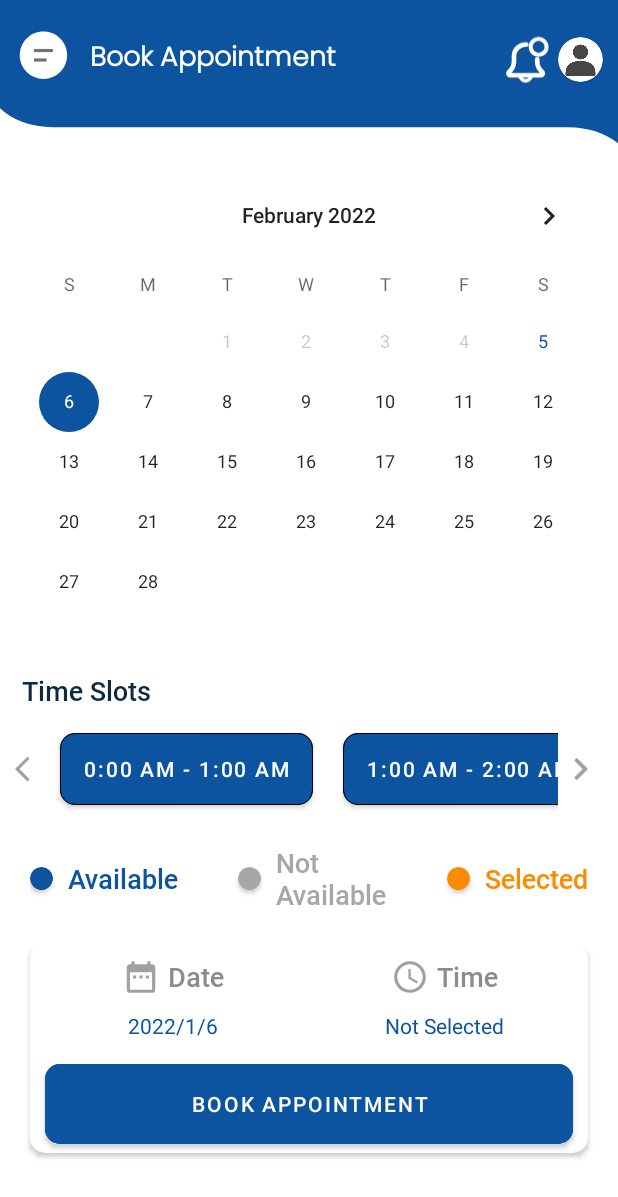
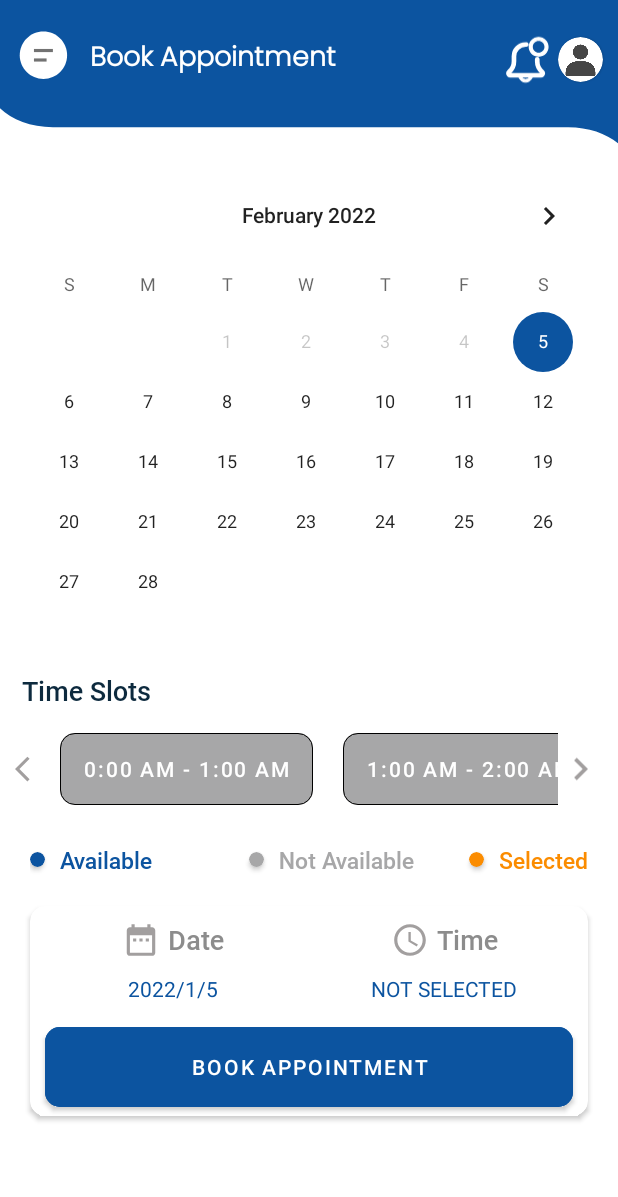
Before and after one commit to ShahzaibAli02/Krogerfit, an Android app: the BookAppointmentActivity screen opened directly, with no data from a screen before it, on a phone screen of 412 x 824 dp. Shown: the top 1197 px of the screen. Run offline under Robolectric (Android 15) with nearby library versions, the phone set to English and light mode, and no system bars; our stand-ins replace Firebase (no records; nobody signed in at launch, a user with empty details on screens opened directly), Picasso; libraries missing offline, so code that uses them is left out: com.github.ybq.android, com.vansuita.pickimage; 3 statements that could not run were skipped.

Commit message:
Bugs Fixed 1 : Outdate time select issue 2 : Same time multiple booking 3 : selected button color 4 : user now can see intials of others users who have booked on same time/date

```diff
--- a/app/src/main/AndroidManifest.xml
+++ b/app/src/main/AndroidManifest.xml
@@ -15,6 +15,9 @@
         android:roundIcon="@mipmap/ic_launcher_round"
         android:supportsRtl="true"
         android:theme="@style/Theme.KrögerFit">
+        <activity
+            android:name=".Activities.Client.AppointmentSuccessActivity"
+            android:exported="false" />
         <activity
             android:name=".Activities.ProfileActivity"
             android:exported="false" />
@@ -45,9 +48,11 @@
         <activity
             android:name=".MainActivity"
             android:exported="true" />
+
         <receiver
             android:name=".AlarmReceiver"
             android:enabled="true" />
+
         <provider
             android:name="androidx.core.content.FileProvider"
             android:authorities="${applicationId}.com.vansuita.pickimage.provider"
--- a/app/src/main/java/com/krger/krgerfit/Activities/Client/BookAppointment/BookAppointmentViewModel.kt
+++ b/app/src/main/java/com/krger/krgerfit/Activities/Client/BookAppointment/BookAppointmentViewModel.kt
@@ -17,6 +17,7 @@ import androidx.recyclerview.widget.RecyclerView
 import com.google.android.gms.tasks.Task
 import com.google.firebase.auth.FirebaseAuth
 import com.google.firebase.firestore.QuerySnapshot
+import com.krger.krgerfit.Activities.Client.AppointmentSuccessActivity
 import com.krger.krgerfit.Activities.Login.LoginActivity
 import com.krger.krgerfit.Activities.SplashActivity
 import com.krger.krgerfit.Adapters.TimeSlotAdapter
@@ -46,6 +47,7 @@ class BookAppointmentViewModel (private  val activity: Activity, private  val bi
     private     var dateSelected:String?=null
     private    var dateSelectedLong:Long=-1
 
+    val timeSlotAdapter:TimeSlotAdapter
     var  mDay=0
     var  mMonth=0
     var  mYear=0
@@ -57,7 +59,7 @@ class BookAppointmentViewModel (private  val activity: Activity, private  val bi
         horizontalLayoutManagaer=LinearLayoutManager(activity, RecyclerView.HORIZONTAL,false)
         binding.recyclerView.layoutManager=horizontalLayoutManagaer
 
-        binding.recyclerView.adapter=TimeSlotAdapter(timeSlots,activity,object :onItemSelectedListener{
+        timeSlotAdapter=TimeSlotAdapter(timeSlots,activity,this,object :onItemSelectedListener{
             override fun onItemSelected(view : View,position: Int)
             {
 
@@ -76,7 +78,8 @@ class BookAppointmentViewModel (private  val activity: Activity, private  val bi
 
         })
 
-        binding.calenderView.minDate=Calendar.getInstance().timeInMillis+86400000
+        binding.recyclerView.adapter=timeSlotAdapter
+        binding.calenderView.minDate=Calendar.getInstance().timeInMillis
         binding.calenderView.setOnDateChangeListener { calendarView, year, month, day ->
 
             mYear=year
@@ -85,7 +88,7 @@ class BookAppointmentViewModel (private  val activity: Activity, private  val bi
             setSelectedDate(year, month, day)
         }
         val calendar=Calendar.getInstance()
-        calendar.timeInMillis=Calendar.getInstance().timeInMillis+86400000
+        calendar.timeInMillis=Calendar.getInstance().timeInMillis
         mYear=calendar.get(Calendar.YEAR)
         mMonth=calendar.get(Calendar.MONTH)
         mDay=calendar.get(Calendar.DAY_OF_MONTH)
@@ -111,24 +114,32 @@ class BookAppointmentViewModel (private  val activity: Activity, private  val bi
 
     private fun updateAppointmentsList()
     {
-        clearCount()
+
+        timeSelected=-1;
+        binding.txtSelectedTime.text="NOT SELECTED"
         val progressDialog=Util.getProgressDialog(activity)
         DataBaseOperations.getAppointmentsAtDate(dateSelectedLong,object :onDataBaseResult<Task<QuerySnapshot>>
         {
             override fun onResult(task: mResult<Task<QuerySnapshot>>)
             {
+                clearCount()
                 progressDialog!!.dismiss()
                 if(task.getResult()!!.isSuccessful)
                 {
                     val snapshot=task.getResult()!!.result
                     for(document in snapshot!!.documents)
                     {
+
                         val appointment=document.toObject(Appointment::class.java)
-                        timeSlots[appointment!!.time].count++;
-
+                        if(appointment!!.uid==FirebaseAuth.getInstance().currentUser!!.uid)
+                        {
+                            timeSlots[appointment!!.time].available=false
+                        }
+                        timeSlots[appointment!!.time].count++
 
                     }
-                    binding.recyclerView.adapter!!.notifyDataSetChanged()
+                    timeSlotAdapter.update()
+
 
 
                 }
@@ -209,9 +220,14 @@ class BookAppointmentViewModel (private  val activity: Activity, private  val bi
                                     progressDialog?.dismiss()
                                     if(task.isSuccess)
                                     {
+
+                                        setAlarm()
+                                        val intent=Intent(activity,AppointmentSuccessActivity::class.java)
+                                        intent.putExtra(Constants.EXTRA_KEY_DATE,dateSelectedLong)
+                                        intent.putExtra(Constants.EXTRA_KEY_TIME,timeSelected)
+                                        activity.startActivity(intent)
                                         activity.finish()
-                                        setAlarm()
-                                        Util.showMessage(activity,"Appointment Created Successfully")
+                                        //Util.showMessage(activity,"Appointment Created Successfully")
                                     }
                                     else
                                     {
--- a/app/src/main/java/com/krger/krgerfit/Adapters/TimeSlotAdapter.kt
+++ b/app/src/main/java/com/krger/krgerfit/Adapters/TimeSlotAdapter.kt
@@ -5,15 +5,20 @@ import android.view.LayoutInflater
 import android.view.ViewGroup
 import androidx.annotation.NonNull
 import androidx.recyclerview.widget.RecyclerView
+import com.krger.krgerfit.Activities.Client.BookAppointment.BookAppointmentViewModel
 import com.krger.krgerfit.Interfaces.onItemSelectedListener
 import com.krger.krgerfit.Model.TimeSlot
 import com.krger.krgerfit.R
 import com.krger.krgerfit.databinding.LytTimeslotBinding
+import java.util.*
 
 
-class TimeSlotAdapter(val listData: MutableList<TimeSlot>, val context: Context,val onItemSelectedListener: onItemSelectedListener) : RecyclerView.Adapter<TimeSlotAdapter.ViewHolder>()
+class TimeSlotAdapter(val listData: MutableList<TimeSlot>, val context: Context,val viewModel: BookAppointmentViewModel,val onItemSelectedListener: onItemSelectedListener) : RecyclerView.Adapter<TimeSlotAdapter.ViewHolder>()
 {
 
+    val calender: Calendar=Calendar.getInstance()
+    var prevbtnSelected:com.google.android.material.button.MaterialButton?=null
+    var  selectedID=-1
     @NonNull
     override fun onCreateViewHolder(@NonNull viewGroup: ViewGroup, i: Int): ViewHolder {
         val binding: LytTimeslotBinding=LytTimeslotBinding.inflate(LayoutInflater.from(viewGroup.context), viewGroup, false)
@@ -26,22 +31,56 @@ class TimeSlotAdapter(val listData: MutableList<TimeSlot>, val context: Context,
 
         val timeSlot=listData[holder.adapterPosition]
 
-        if(timeSlot.count>=4)
+        var disabled=false
+        if(viewModel.mYear==calender.get(Calendar.YEAR) && viewModel.mMonth==calender.get(Calendar.MONDAY) && viewModel.mDay==calender.get(Calendar.DAY_OF_MONTH))
+        {
+            if(timeSlot.id<calender.get(Calendar.HOUR_OF_DAY))
+            {
+                disabled=true
+            }
+        }
+
+
+        if(timeSlot.count>=4 || disabled || !timeSlot.available)
         {
             holder.binding.btnTimeSlot.setBackgroundColor(context.resources.getColor(R.color.not_available))
-
             holder.binding.btnTimeSlot.isEnabled=false
+            disabled=true
         }
         else
         {
             holder.binding.btnTimeSlot.isEnabled=true
+            disabled=false
             holder.binding.btnTimeSlot.setBackgroundColor(context.resources.getColor(R.color.purple_200))
         }
-        holder.binding.btnTimeSlot.text=timeSlot.time
 
 
 
+
+        holder.binding.btnTimeSlot.text=timeSlot.time
+
+        if(!disabled)
+        {
+            if(selectedID==holder.adapterPosition)
+            {
+                holder.binding.btnTimeSlot.setBackgroundColor(context.resources.getColor(R.color.selected))
+            }
+            else
+            {
+                holder.binding.btnTimeSlot.setBackgroundColor(context.resources.getColor(R.color.purple_200))
+            }
+        }
+
+
         holder.binding.btnTimeSlot.setOnClickListener {
+
+            selectedID=holder.adapterPosition
+            if(prevbtnSelected!=null)
+            {
+                prevbtnSelected?.setBackgroundColor(context.resources.getColor(R.color.purple_200))
+            }
+            prevbtnSelected=holder.binding.btnTimeSlot
+            holder.binding.btnTimeSlot.setBackgroundColor(context.resources.getColor(R.color.selected))
             onItemSelectedListener.onItemSelected(holder.binding.btnTimeSlot,holder.adapterPosition)
         }
 
@@ -51,6 +90,11 @@ class TimeSlotAdapter(val listData: MutableList<TimeSlot>, val context: Context,
         return listData.size
     }
 
+    fun update() {
+        selectedID=-1
+        notifyDataSetChanged()
+    }
+
     inner class ViewHolder(itemView: LytTimeslotBinding) : RecyclerView.ViewHolder(itemView.root)
     {
         var binding: LytTimeslotBinding=itemView
--- a/app/src/main/java/com/krger/krgerfit/Constants.kt
+++ b/app/src/main/java/com/krger/krgerfit/Constants.kt
@@ -7,6 +7,9 @@ class Constants
 {
 
     companion object{
+
+        val EXTRA_KEY_DATE="EXTRA_KEY_DATE"
+        val EXTRA_KEY_TIME="EXTRA_KEY_TIME"
 
         //MODIFY TO HOW MANY HOURS BEFORE ACTUAL TIME  YOU WANT NOTIFICATION
         final val HOURS_BEFORE:Long=4
--- a/app/src/main/java/com/krger/krgerfit/Model/TimeSlot.kt
+++ b/app/src/main/java/com/krger/krgerfit/Model/TimeSlot.kt
@@ -1,3 +1,3 @@
 package com.krger.krgerfit.Model
 
-data class TimeSlot(val id: Int,val time:String,val backColor:Int,var count:Int,val available:Boolean)
+data class TimeSlot(val id: Int, val time:String, val backColor:Int, var count:Int, var available:Boolean)
--- a/app/src/main/res/layout/activity_book_appointment.xml
+++ b/app/src/main/res/layout/activity_book_appointment.xml
@@ -70,8 +70,8 @@
 
 
             <androidx.cardview.widget.CardView
-                android:layout_width="15dp"
-                android:layout_height="15dp"
+                android:layout_width="10sp"
+                android:layout_height="10sp"
                 android:layout_gravity="center"
                 app:cardBackgroundColor="@color/purple_200"
                 app:cardCornerRadius="20dp" />
@@ -86,11 +86,11 @@
 
                 android:text="Available"
                 android:textColor="@color/purple_200"
-                android:textSize="18dp" />
+                android:textSize="15dp" />
 
             <androidx.cardview.widget.CardView
-                android:layout_width="15dp"
-                android:layout_height="15dp"
+                android:layout_width="10sp"
+                android:layout_height="10sp"
                 android:layout_gravity="center"
                 android:layout_marginStart="20dp"
                 app:cardBackgroundColor="@color/not_available"
@@ -105,11 +105,11 @@
                 android:fontFamily="@font/robot_medium"
                 android:text="Not Available"
                 android:textColor="@color/not_available"
-                android:textSize="18dp" />
+                android:textSize="15dp" />
 
             <androidx.cardview.widget.CardView
-                android:layout_width="15dp"
-                android:layout_height="15dp"
+                android:layout_width="10sp"
+                android:layout_height="10sp"
                 android:layout_gravity="center"
                 android:layout_marginStart="20dp"
                 app:cardBackgroundColor="@color/selected"
@@ -123,7 +123,7 @@
                 android:fontFamily="@font/robot_medium"
                 android:text="Selected"
                 android:textColor="@color/selected"
-                android:textSize="18dp" />
+                android:textSize="15dp" />
 
         </LinearLayout>
 
--- a/settings.gradle
+++ b/settings.gradle
@@ -17,3 +17,4 @@ dependencyResolutionManagement {
 }
 rootProject.name = "Kröger fit"
 include ':app'
+include ':mylibrary'
```
Also changed, not shown: app/src/main/java/com/krger/krgerfit/Activities/Client/AppointmentSuccessActivity.kt (added, +101 -0 lines), app/src/main/java/com/krger/krgerfit/DataBaseOperations.kt (+14 -0 lines), app/src/main/res/layout/activity_appoint_success.xml (added, +189 -0 lines).
